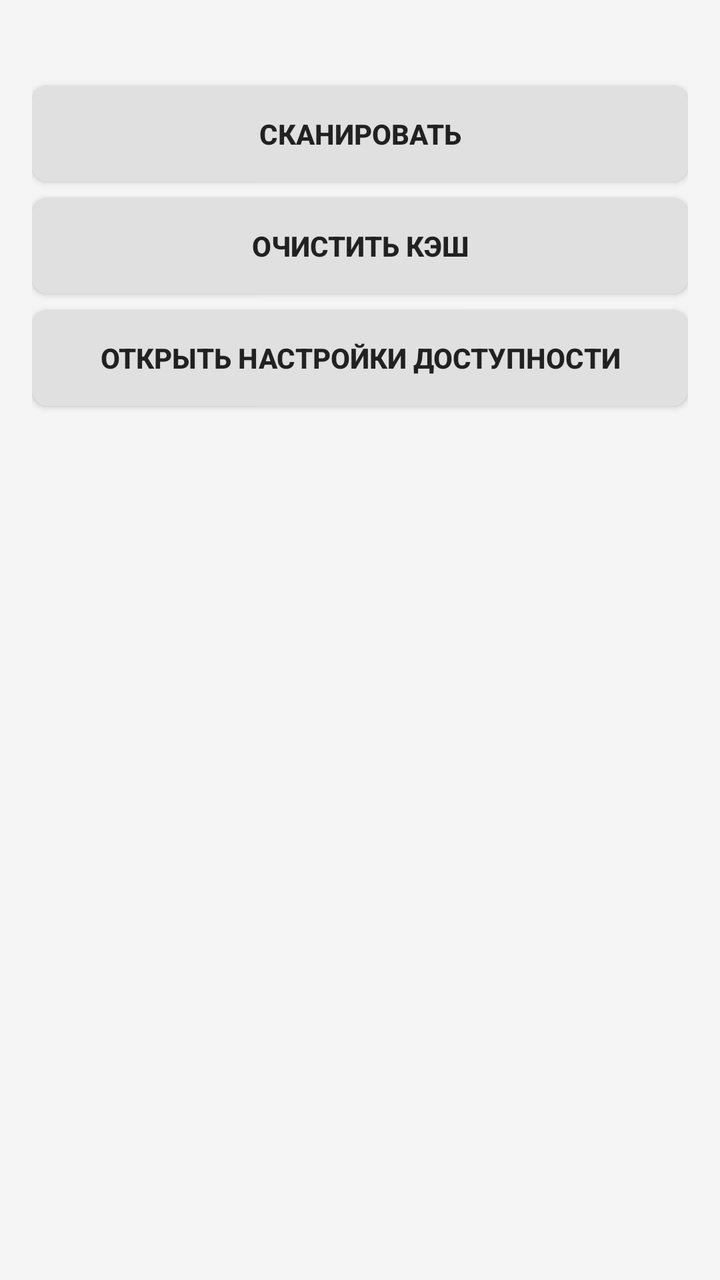
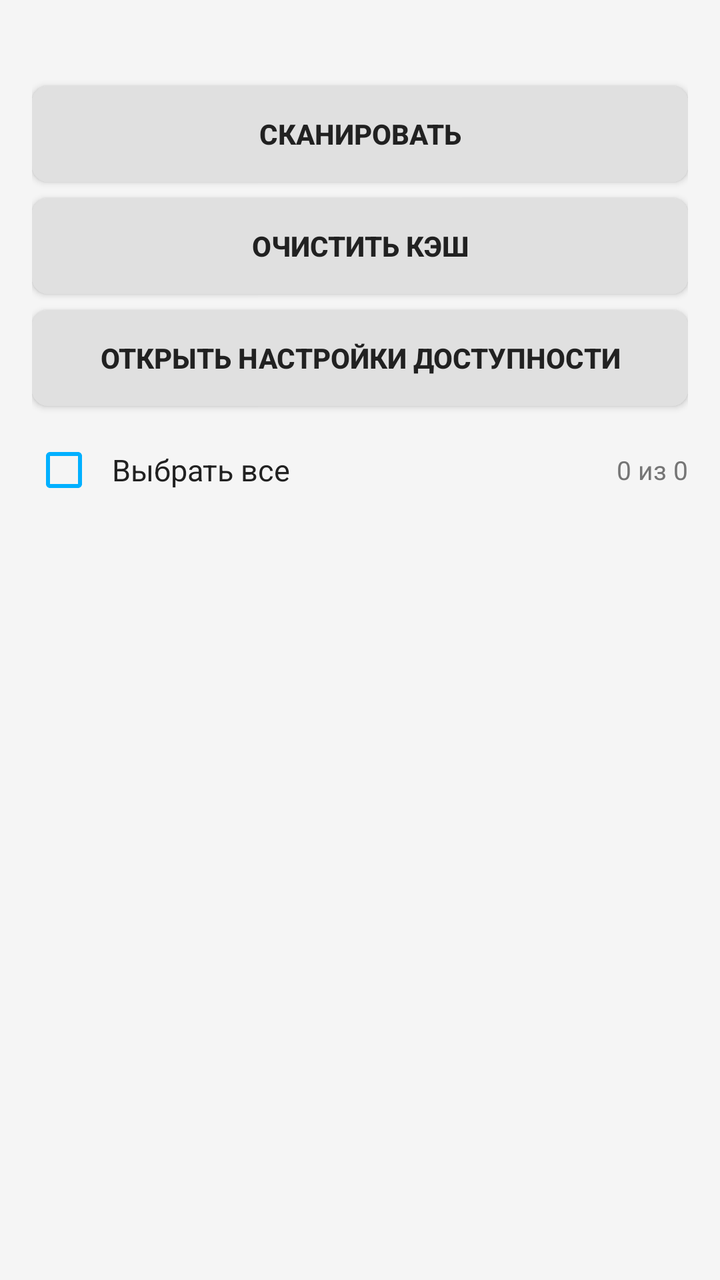

Screens rendered from an Android XML layout before and after an edit, with the pre-edit source and the edit as a unified diff.
<!-- AndroidManifest.xml: application theme Theme.CacheWidget -->
<!-- res/layout/activity_main.xml -->
<?xml version="1.0" encoding="utf-8"?>
<LinearLayout xmlns:android="http://schemas.android.com/apk/res/android"
    android:layout_width="match_parent"
    android:layout_height="match_parent"
    android:orientation="vertical"
    android:padding="16dp"
    android:background="@color/screen_bg">

    <TextView
        android:id="@+id/tv_status"
        android:layout_width="match_parent"
        android:layout_height="wrap_content"
        android:textSize="14sp"
        android:textColor="@color/status_text"
        android:paddingBottom="8dp" />

    <Button
        android:id="@+id/btn_scan"
        android:layout_width="match_parent"
        android:layout_height="wrap_content"
        android:layout_marginBottom="8dp"
        android:background="@drawable/btn_background"
        android:elevation="2dp"
        android:text="Сканировать"
        android:textColor="@color/text_primary"
        android:textStyle="bold" />

    <Button
        android:id="@+id/btn_clear"
        android:layout_width="match_parent"
        android:layout_height="wrap_content"
        android:layout_marginBottom="8dp"
        android:background="@drawable/btn_background"
        android:elevation="2dp"
        android:text="Очистить кэш"
        android:textColor="@color/text_primary"
        android:textStyle="bold" />

    <Button
        android:id="@+id/btn_permission"
        android:layout_width="match_parent"
        android:layout_height="wrap_content"
        android:layout_marginBottom="8dp"
        android:background="@drawable/btn_background"
        android:elevation="2dp"
        android:text="Открыть настройки доступности"
        android:textColor="@color/text_primary"
        android:textStyle="bold" />

    <androidx.recyclerview.widget.RecyclerView
        android:id="@+id/recycler_apps"
        android:layout_width="match_parent"
        android:layout_height="0dp"
        android:layout_weight="1" />
</LinearLayout>
<!-- resources referenced by this layout -->
<resources>
  <color name="screen_bg">#F5F5F5</color>
  <color name="status_text">#757575</color>
  <color name="text_primary">#212121</color>
  <!-- drawable btn_background (drawable) -->
  <?xml version="1.0" encoding="utf-8"?>
  <shape xmlns:android="http://schemas.android.com/apk/res/android">
      <solid android:color="@color/button_bg_base" />
      <corners android:radius="8dp" />
      <padding android:left="8dp" android:top="8dp" android:right="8dp" android:bottom="8dp" />
  </shape>
  <style name="Theme.CacheWidget" parent="Theme.AppCompat.DayNight.NoActionBar" />
  <color name="button_bg_base">#E0E0E0</color>
</resources>

<!-- the commit's change to res/layout/activity_main.xml (unified diff, before → after) -->
@@ -47,6 +47,39 @@
         android:textColor="@color/text_primary"
         android:textStyle="bold" />
 
+    
+    <LinearLayout
+        android:id="@+id/selectAllRow"
+        android:layout_width="match_parent"
+        android:layout_height="wrap_content"
+        android:orientation="horizontal"
+        android:gravity="center_vertical"
+        android:paddingVertical="8dp">
+
+        <CheckBox
+            android:id="@+id/checkBoxSelectAll"
+            android:layout_width="wrap_content"
+            android:layout_height="wrap_content"
+            android:buttonTint="#00B0FF" />
+
+        <TextView
+            android:layout_width="0dp"
+            android:layout_height="wrap_content"
+            android:layout_weight="1"
+            android:layout_marginStart="8dp"
+            android:text="Выбрать все"
+            android:textColor="@color/text_primary"
+            android:textSize="15sp" />
+
+        <TextView
+            android:id="@+id/selectedCount"
+            android:layout_width="wrap_content"
+            android:layout_height="wrap_content"
+            android:text="0 из 0"
+            android:textColor="@color/status_text"
+            android:textSize="13sp" />
+    </LinearLayout>
+
     <androidx.recyclerview.widget.RecyclerView
         android:id="@+id/recycler_apps"
         android:layout_width="match_parent"
